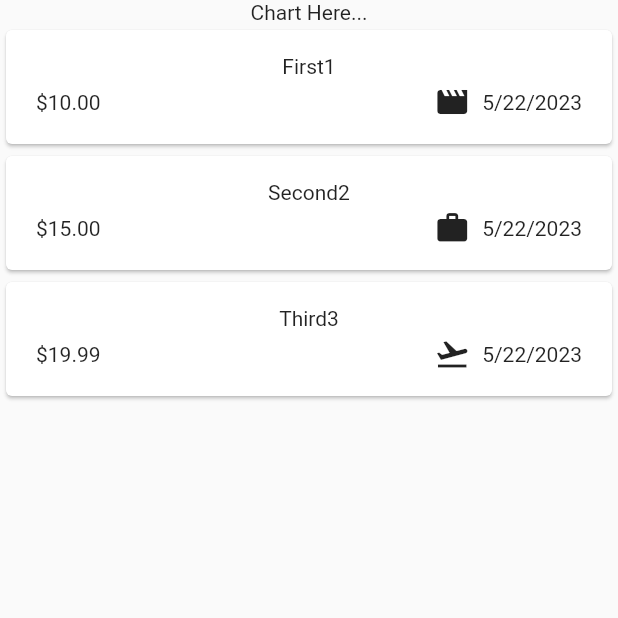
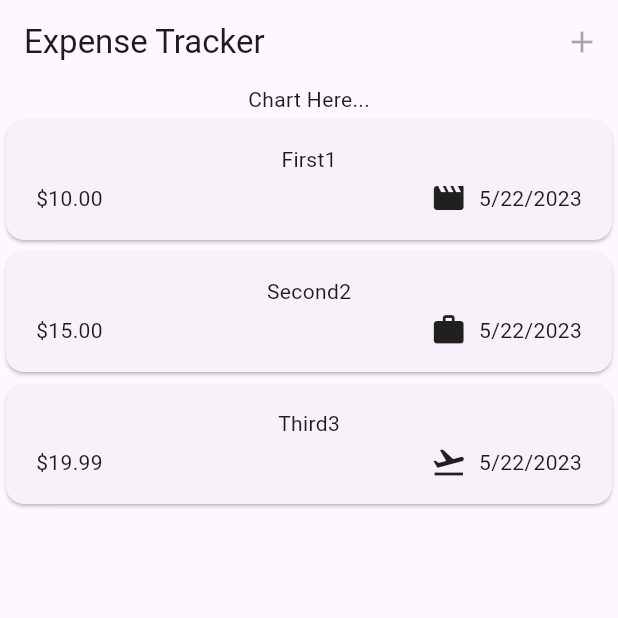
Before and after one commit to Vidhish-Trivedi/Expense-Tracker-FlutterBasics, a Flutter app: the screen it shows after launch, on a phone screen of 412 x 824 dp, the top half of it. Run offline on Flutter 3.47's test engine with Material 2 defaults, Android fonts, the phone set to English and light mode, and no system bars.

Commit message:
add app bar

```diff
--- a/lib/main.dart
+++ b/lib/main.dart
@@ -3,8 +3,9 @@ import 'package:expense_tracker/widgets/expenses.dart';
 
 void main() {
   runApp(
-    const MaterialApp(
-      home: Expenses(),
+    MaterialApp(
+      theme: ThemeData(useMaterial3: true),
+      home: const Expenses(),
     ),
   );
 }
--- a/lib/widgets/expenses.dart
+++ b/lib/widgets/expenses.dart
@@ -35,6 +35,15 @@ class _ExpensesState extends State<Expenses> {
   @override
   Widget build(BuildContext context) {
     return (Scaffold(
+      appBar: AppBar(
+        title: const Text("Expense Tracker"),
+        actions: const [
+          IconButton(
+            onPressed: null,
+            icon: Icon(Icons.add),
+          ),
+        ],
+      ),
       body: Column(
         children: [
           const Text("Chart Here..."),
```
